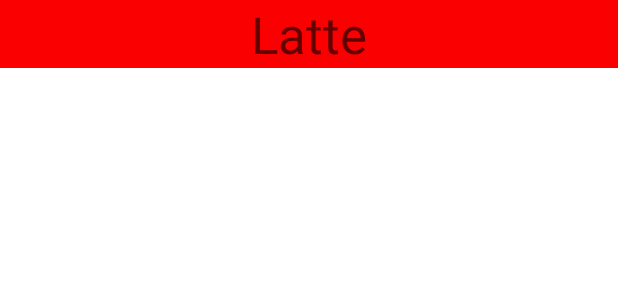
After one commit to miguelalexbt/ACME-Coffee-App, an Android app: the layout list_item.xml on its own in the app's theme, with its tools: preview values and no code run, on a phone screen of 412 x 824 dp. The commit adds this screen. Shown: the top 300 px of the screen. Run offline under Robolectric (Android 15) with nearby library versions, the phone set to English and light mode, and no system bars.

Commit message:
[Client]: Add recycler view

```diff
--- a/client/app/src/main/java/org/feup/cmov/acmeclient/data/DataRepository.kt
+++ b/client/app/src/main/java/org/feup/cmov/acmeclient/data/DataRepository.kt
@@ -2,11 +2,14 @@ package org.feup.cmov.acmeclient.data
 
 import android.content.Context
 import com.google.gson.Gson
+import kotlinx.coroutines.InternalCoroutinesApi
+import kotlinx.coroutines.NonCancellable
 import kotlinx.coroutines.delay
 import kotlinx.coroutines.flow.Flow
 import kotlinx.coroutines.flow.distinctUntilChanged
 import kotlinx.coroutines.flow.first
 import kotlinx.coroutines.flow.flow
+import kotlinx.coroutines.isActive
 import org.feup.cmov.acmeclient.MainApplication
 import org.feup.cmov.acmeclient.Utils
 import org.feup.cmov.acmeclient.data.api.*
--- a/client/app/src/main/java/org/feup/cmov/acmeclient/di/WebServiceModule.kt
+++ b/client/app/src/main/java/org/feup/cmov/acmeclient/di/WebServiceModule.kt
@@ -17,8 +17,9 @@ object WebServiceModule {
     fun provideWebService(): WebService {
         return Retrofit.Builder()
 //            .baseUrl("http://10.0.2.2")
-            .baseUrl("http://192.168.1.71") // Miguel
+//            .baseUrl("http://192.168.1.71") // Miguel
 //            .baseUrl("http://192.168.1.2") // Xavi
+            .baseUrl("http://172.28.144.1") // Xavi Porto
             .addConverterFactory(GsonConverterFactory.create())
             .addCallAdapterFactory(ApiResponseAdapterFactory())
             .build()
--- a/client/app/src/main/java/org/feup/cmov/acmeclient/ui/main/MainActivity.kt
+++ b/client/app/src/main/java/org/feup/cmov/acmeclient/ui/main/MainActivity.kt
@@ -2,18 +2,20 @@ package org.feup.cmov.acmeclient.ui.main
 
 import androidx.appcompat.app.AppCompatActivity
 import android.os.Bundle
+import androidx.databinding.DataBindingUtil
 import androidx.navigation.fragment.findNavController
 import androidx.navigation.ui.NavigationUI
 import com.google.android.material.bottomnavigation.BottomNavigationView
 import dagger.hilt.android.AndroidEntryPoint
 import org.feup.cmov.acmeclient.R
+import org.feup.cmov.acmeclient.databinding.ActivityMainBinding
 
 @AndroidEntryPoint
 class MainActivity : AppCompatActivity() {
     override fun onCreate(savedInstanceState: Bundle?) {
         super.onCreate(savedInstanceState)
-        setContentView(R.layout.activity_main)
-//        DataBindingUtil.setContentView<ActivityMainBinding>(this, R.layout.activity_main)
+//        setContentView(R.layout.activity_main)
+        DataBindingUtil.setContentView<ActivityMainBinding>(this, R.layout.activity_main)
         setupNavigation()
     }
 
--- a/client/app/src/main/res/layout/fragment_sign_in.xml
+++ b/client/app/src/main/res/layout/fragment_sign_in.xml
@@ -1,5 +1,4 @@
 <?xml version="1.0" encoding="utf-8"?>
-
 <layout xmlns:android="http://schemas.android.com/apk/res/android"
     xmlns:app="http://schemas.android.com/apk/res-auto"
     xmlns:tools="http://schemas.android.com/tools">
--- /dev/null
+++ b/client/app/src/main/res/layout/list_item.xml
@@ -0,0 +1,30 @@
+<?xml version="1.0" encoding="utf-8"?>
+<layout xmlns:app="http://schemas.android.com/apk/res-auto"
+    xmlns:tools="http://schemas.android.com/tools"
+    xmlns:android="http://schemas.android.com/apk/res/android">
+
+    <data>
+        <variable
+            name="item"
+            type="org.feup.cmov.acmeclient.data.model.Item" />
+    </data>
+
+    <androidx.constraintlayout.widget.ConstraintLayout
+        android:layout_width="match_parent"
+        android:layout_height="wrap_content">
+
+        <TextView
+            android:id="@+id/item_title"
+            android:layout_width="match_parent"
+            android:layout_height="wrap_content"
+            android:background="#FA0000"
+            android:gravity="center_horizontal"
+            android:text="@{item.name}"
+            android:textAppearance="@style/TextAppearance.AppCompat.Display1"
+            app:layout_constraintEnd_toEndOf="parent"
+            app:layout_constraintHorizontal_bias="0.5"
+            app:layout_constraintStart_toStartOf="parent"
+            app:layout_constraintTop_toTopOf="parent"
+            tools:text="Latte" />
+    </androidx.constraintlayout.widget.ConstraintLayout>
+</layout>
--- a/client/app/src/main/res/values/colors.xml
+++ b/client/app/src/main/res/values/colors.xml
@@ -11,4 +11,5 @@
     <color name="colorLightGray">#D3D3D3</color>
 
     <color name="colorError">#ED4337</color>
+    <color name="colorNavBar">#000000</color>
 </resources>
--- /dev/null
+++ b/client/app/src/main/res/values/integers.xml
@@ -0,0 +1,4 @@
+<?xml version="1.0" encoding="utf-8"?>
+<resources>
+    <integer name="home_grid_columns">2</integer>
+</resources>
--- a/client/app/src/main/res/values/strings.xml
+++ b/client/app/src/main/res/values/strings.xml
@@ -6,6 +6,7 @@
     <string name="prompt_sign_up">Sign up</string>
     <string name="logo_description" />
     <string name="title_activity_nav">MainActivity</string>
+    <string name="home_title">Home</string>
 
     <string name="empty_string" />
 
--- a/client/app/src/main/res/values/styles.xml
+++ b/client/app/src/main/res/values/styles.xml
@@ -6,6 +6,7 @@
         <item name="colorPrimary">@color/colorPrimary</item>
         <item name="colorPrimaryDark">@color/colorPrimaryDark</item>
         <item name="colorAccent">@color/colorAccent</item>
+        <item name="android:navigationBarColor">@color/colorNavBar</item>
     </style>
 
 </resources>
--- a/client/app/src/main/res/xml/network_security_config.xml
+++ b/client/app/src/main/res/xml/network_security_config.xml
@@ -4,5 +4,6 @@
         <domain includeSubdomains="true">10.0.2.2</domain>
         <domain includeSubdomains="true">192.168.1.71</domain>
         <domain includeSubdomains="true">192.168.1.2</domain>
+        <domain includeSubdomains="true">172.28.144.1</domain>
     </domain-config>
 </network-security-config>
```
Also changed, not shown: client/app/src/main/java/org/feup/cmov/acmeclient/adapter/ItemListAdapter.kt (added, +72 -0 lines), client/app/src/main/java/org/feup/cmov/acmeclient/ui/main/home/HomeFragment.kt (+46 -9 lines), client/app/src/main/java/org/feup/cmov/acmeclient/ui/main/home/HomeViewModel.kt (+23 -4 lines), client/app/src/main/java/org/feup/cmov/acmeclient/ui/main/vouchers/VouchersFragment.kt (+40 -9 lines), client/app/src/main/java/org/feup/cmov/acmeclient/ui/main/vouchers/VouchersViewModel.kt (+8 -1 lines), client/app/src/main/res/layout/fragment_home.xml (+32 -10 lines), client/app/src/main/res/layout/fragment_vouchers.xml (+12 -4 lines), client/app/src/main/res/menu/bottom_nav_menu.xml (+8 -8 lines).
